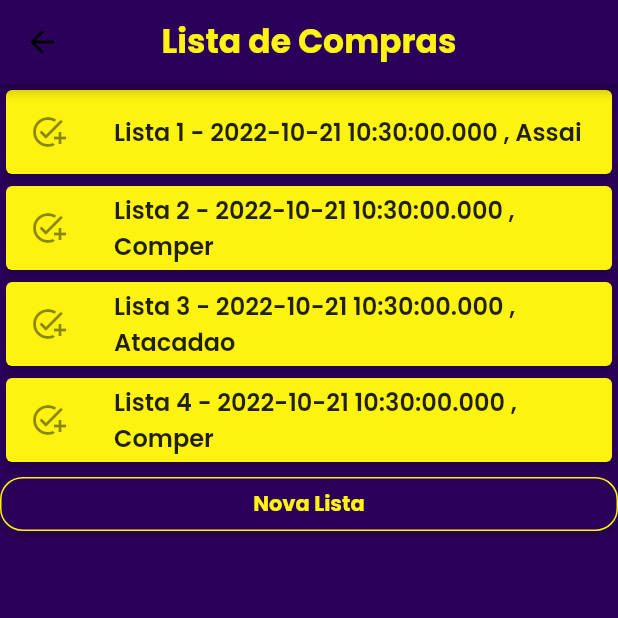
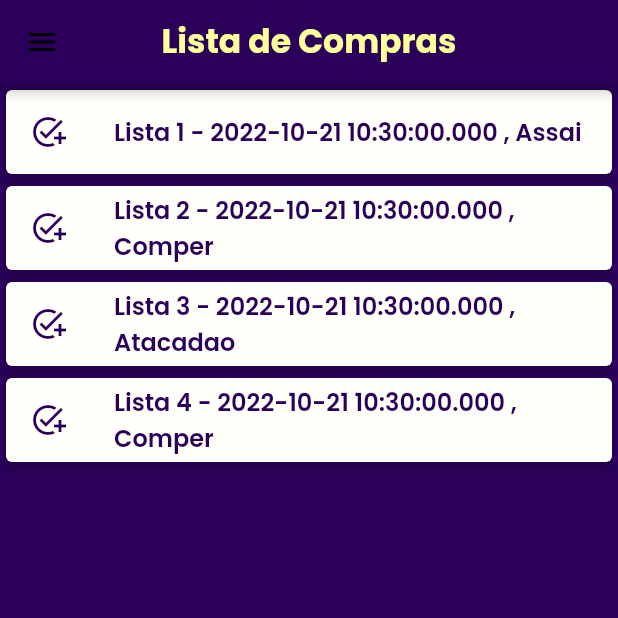
Before and after one commit to flaviocruzramires/iListaCompra, a Flutter app: the HomePage screen opened by its route, on a phone screen of 412 x 824 dp, the top half of it. Run offline on Flutter 3.47's test engine with Material 2 defaults, Android fonts, the phone set to English and light mode, and no system bars; missing offline and left inert: dart:ffi, flutter_calendar_widget.

Commit message:
Versao 002

```diff
--- a/lib/app/core/ui/styles/colors_app.dart
+++ b/lib/app/core/ui/styles/colors_app.dart
@@ -10,12 +10,13 @@ class ColorsApp {
   }
 
   Color get primary => const Color(0XFF2b005b);
-  Color get secondary => const Color(0XFFFDCE50);
-  Color get yellow => const Color(0XFFFDF310);
-  Color get yellowLittle => const Color(0XFFFDF310);
+  Color get secondary => const Color(0XFFFFFD1A);
+  Color get yellow => const Color(0XFFFFFD1A);
+  Color get yellowLittle => const Color(0XFFFFFF9A);
+  Color get yellowSuperLittle => const Color(0XFFFFFFFA);
   Color get grey => const Color(0XFFCCCCCC);
   Color get greyDark => const Color(0XFF999999);
-  Color get white => const Color(0XFF01FFFF);
+  Color get white => const Color(0XFFFCFFFE);
   Color get blueLittle => const Color(0XFF01FFFF);
   Color get blueSky => const Color(0XFF01FFFF);
 }
--- a/lib/app/pages/home/home_page.dart
+++ b/lib/app/pages/home/home_page.dart
@@ -68,8 +68,45 @@ class _HomePageState extends State<HomePage> {
           elevation: 3,
           title: Text(ConstantesApp.i.tituloAplicacao),
           titleTextStyle: TextStyles.i.textPrimaryFontBold.copyWith(
-              color: ColorsApp.i.yellow,
+              color: ColorsApp.i.yellowLittle,
               fontSize: ConstantesApp.i.tamanhoFonteAppBarHome.toDouble()),
+        ),
+        drawer: Drawer(
+          backgroundColor: context.colors.white,
+          child: ListView(
+            padding: EdgeInsets.zero,
+            children: <Widget>[
+              DrawerHeader(
+                decoration: BoxDecoration(
+                  color: context.colors.greyDark,
+                ),
+                child: Text(
+                  'Opções',
+                  style: TextStyle(
+                    color: context.colors.yellowLittle,
+                    fontSize: 24,
+                  ),
+                ),
+              ),
+              ListTile(
+                leading: const Icon(Icons.list),
+                title: const Text('Nova Compra'),
+                onTap: () {
+                  Navigator.of(context).pushNamed('/novalista');
+                },
+              ),
+              ListTile(
+                leading: const Icon(Icons.settings),
+                title: const Text('Configurações'),
+                onTap: (() {}),
+              ),
+              ListTile(
+                leading: const Icon(Icons.logout),
+                title: const Text('Sair'),
+                onTap: (() {}),
+              ),
+            ],
+          ),
         ),
         body: Form(
           child: SingleChildScrollView(
@@ -81,32 +118,36 @@ class _HomePageState extends State<HomePage> {
                   itemBuilder: (BuildContext context, int index) {
                     return Card(
                       elevation: 3,
-                      color: context.colors.yellowLittle,
+                      color: context.colors.yellowSuperLittle,
                       child: ListTile(
                         title: Text(
                           'Lista ${lista[index].idCompra} - ${lista[index].dataCompra.toString()} , ${lista[index].localCompra}',
                           style: context.textStyles.textPrimaryFontSemiBold,
                         ),
                         leading: const Icon(Icons.add_task_outlined),
+                        selected: true,
+                        onTap: () {
+                          const SnackBar(content: Text('Marcar'));
+                        },
                       ),
                     );
                   },
                 ),
-                Align(
-                  alignment: Alignment.bottomCenter,
-                  child: Button(
-                    width: MediaQuery.of(context).size.height * .9,
-                    onPressed: () {
-                      Navigator.of(context).pushNamedAndRemoveUntil(
-                          '/novalista', (route) => false);
-                    },
-                    style: ButtonStyles.i.yellowOutLineButton,
-                    labelStyle: TextStyles.i.textPrimaryFontBold
-                        .copyWith(color: context.colors.yellow),
-                    label: 'Nova Lista',
-                    outline: false,
-                  ),
-                )
+                // Align(
+                //   alignment: Alignment.bottomCenter,
+                //   child: Button(
+                //     width: MediaQuery.of(context).size.height * .9,
+                //     onPressed: () {
+                //       Navigator.of(context).pushNamedAndRemoveUntil(
+                //           '/novalista', (route) => false);
+                //     },
+                //     style: ButtonStyles.i.yellowOutLineButton,
+                //     labelStyle: TextStyles.i.textPrimaryFontBold
+                //         .copyWith(color: context.colors.yellow),
+                //     label: 'Nova Lista',
+                //     outline: false,
+                //   ),
+                // )
               ],
             ),
           ),
```
Also changed, not shown: lib/app/pages/novalista/nova_lista.dart (+62 -48 lines).
